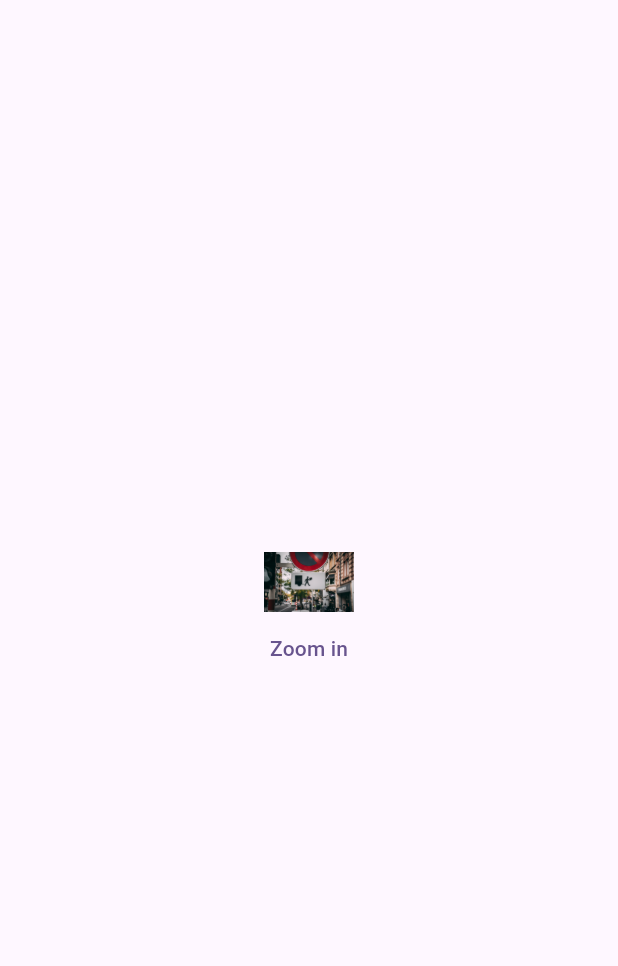
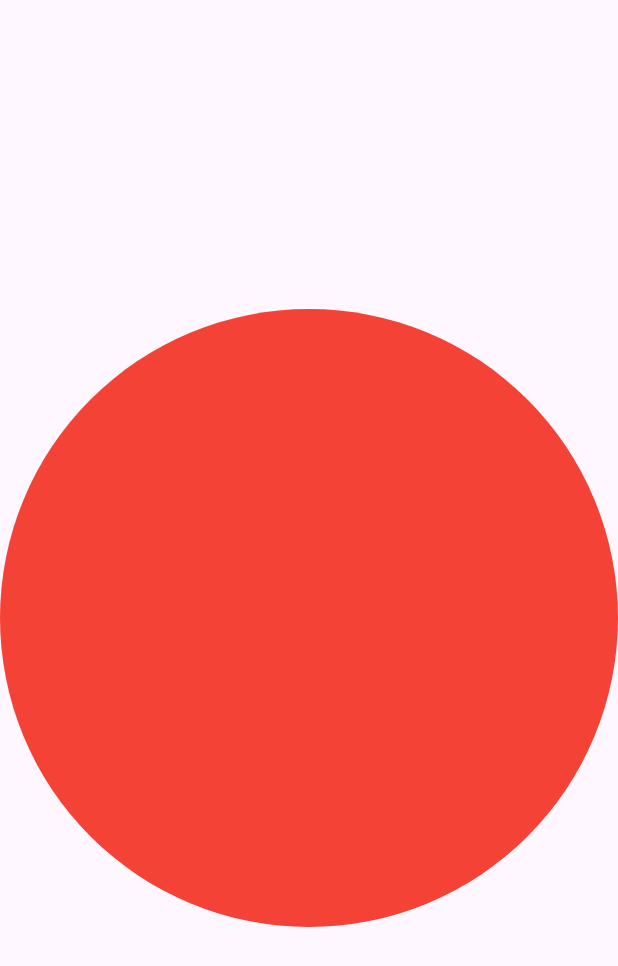
Before and after one commit to Shaikh-Saqlain-Ahmad/flutter-animations, a Flutter app: the screen it shows after launch, on a phone screen of 412 x 824 dp. Shown: the top 966 px of the screen. Run offline on Flutter 3.47's test engine with Material 2 defaults, Android fonts, the phone set to English and light mode, and no system bars.

Commit message:
rectangle clipped into circle

```diff
--- /dev/null
+++ b/lib/class/circle-clipper.dart
@@ -0,0 +1,16 @@
+import 'package:flutter/material.dart';
+
+class CircleClipper extends CustomClipper<Path> {
+  const CircleClipper();
+  @override
+  Path getClip(Size size) {
+    var path = Path();
+    final rect = Rect.fromCircle(
+        center: Offset(size.width / 2, size.width / 2), radius: size.width / 2);
+    path.addOval(rect);
+    return path;
+  }
+
+  @override
+  bool shouldReclip(CustomClipper<Path> oldClipper) => false;
+}
--- a/lib/main.dart
+++ b/lib/main.dart
@@ -2,6 +2,7 @@ import 'package:flutter/material.dart';
 import 'package:flutter_animation/animated-container.dart';
 
 import 'package:flutter_animation/hero-animation.dart';
+import 'package:flutter_animation/view/color-animation.dart';
 
 void main() {
   runApp(const MyApp());
@@ -20,7 +21,7 @@ class MyApp extends StatelessWidget {
         colorScheme: ColorScheme.fromSeed(seedColor: Colors.deepPurple),
         useMaterial3: true,
       ),
-      home: AnimationUsingContainer(),
+      home: ColorAnimation(),
     );
   }
 }
--- /dev/null
+++ b/lib/view/color-animation.dart
@@ -0,0 +1,32 @@
+import 'package:flutter/material.dart';
+
+import '../class/circle-clipper.dart';
+import 'dart:math' as math;
+
+class ColorAnimation extends StatefulWidget {
+  const ColorAnimation({super.key});
+
+  @override
+  State<ColorAnimation> createState() => _ColorAnimationState();
+}
+
+Color getColor() => Color(0xFF000000 + math.Random().nextInt(0x00FFFFFF));
+
+class _ColorAnimationState extends State<ColorAnimation> {
+  var color = getColor();
+  @override
+  Widget build(BuildContext context) {
+    return Scaffold(
+      body: Center(
+        child: ClipPath(
+          clipper: const CircleClipper(),
+          child: Container(
+            width: MediaQuery.of(context).size.width,
+            height: MediaQuery.of(context).size.width,
+            decoration: BoxDecoration(color: Colors.red),
+          ),
+        ),
+      ),
+    );
+  }
+}
```
